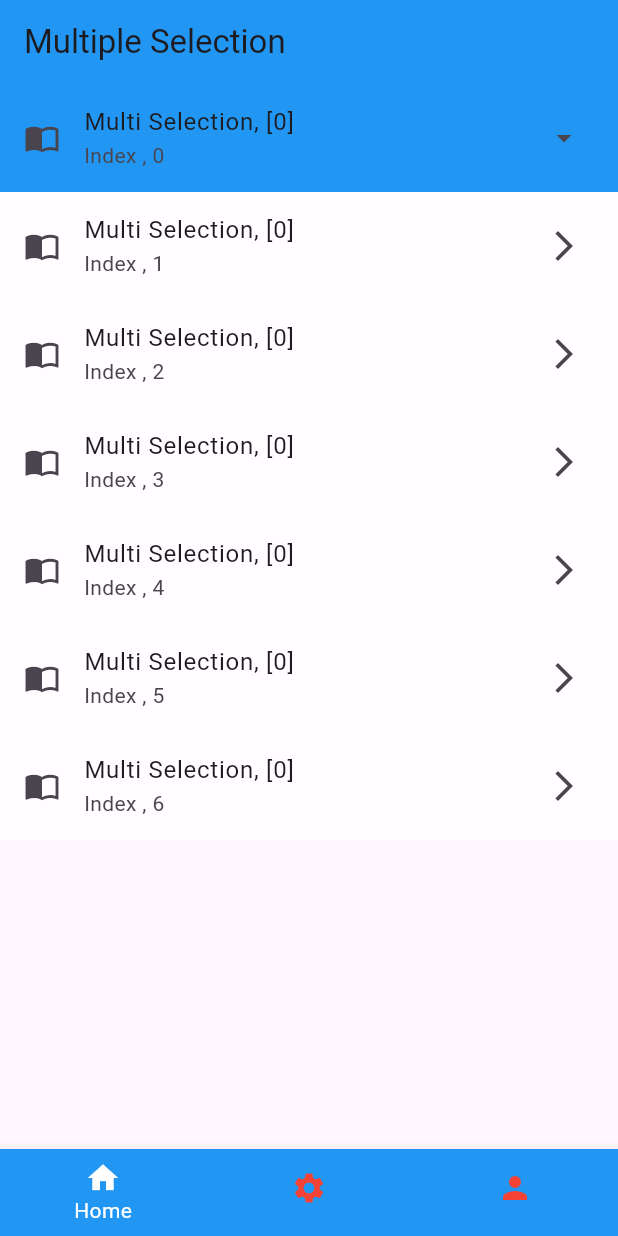
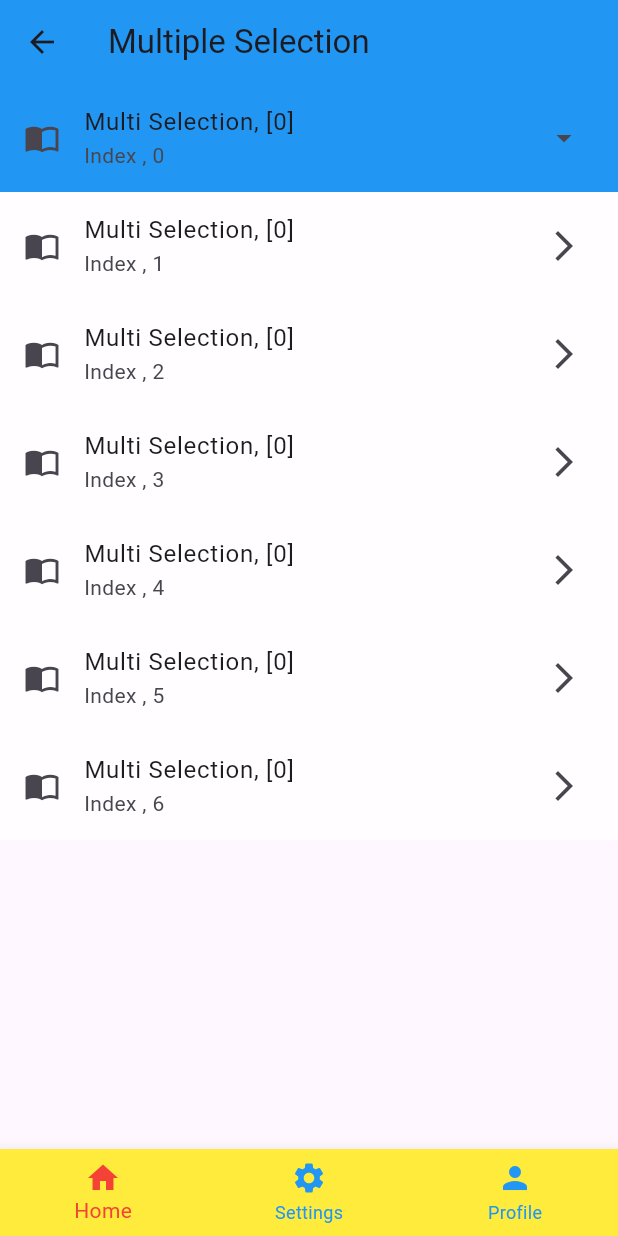
Before and after one commit to AbRehman536/Flutter_sec_2, a Flutter app: the BottomBarDemo screen opened directly, after a tap on an icon or button, on a phone screen of 412 x 824 dp. Run offline on Flutter 3.47's test engine with Material 3 defaults, Android fonts, the phone set to English and light mode, and no system bars; our stand-ins replace smooth_page_indicator.

Commit message:
Tab Bar done

```diff
--- a/lib/bottom_bar_demo.dart
+++ b/lib/bottom_bar_demo.dart
@@ -1,9 +1,9 @@
 import 'package:flutter/material.dart';
 import 'package:flutter_sec_2/gridview_demo.dart';
 import 'package:flutter_sec_2/login_form.dart';
-import 'package:flutter_sec_2/multiple_selection.dart';
 
 import 'listtile_demo.dart';
+import 'multiple_selection.dart';
 
 class BottomBarDemo extends StatefulWidget {
   const BottomBarDemo({super.key});
@@ -13,25 +13,23 @@ class BottomBarDemo extends StatefulWidget {
 }
 
 class _BottomBarDemoState extends State<BottomBarDemo> {
-  int selectedIndex = 2;
+  int selectedIndex = 1;
   List<Widget> screenList = [MultipleSelectionDemo(), ListTileDemo(),GridviewDemo()];
 
   @override
   Widget build(BuildContext context) {
     return Scaffold(
-
       body: screenList.elementAt(selectedIndex),
       bottomNavigationBar: BottomNavigationBar(
-          backgroundColor: Colors.blue,
-          unselectedItemColor: Colors.red,
-          selectedItemColor: Colors.white,
-          showUnselectedLabels: false,
+          backgroundColor: Colors.yellow,
+          unselectedItemColor: Colors.blue,
+          selectedItemColor: Colors.red,
           onTap: (val){
             setState(() {
               selectedIndex = val;
             });
           },
-            currentIndex: selectedIndex,
+          currentIndex: selectedIndex,
           items: [
             BottomNavigationBarItem(icon: Icon(Icons.home),label: 'Home'),
             BottomNavigationBarItem(icon: Icon(Icons.settings),label: 'Settings'),
--- a/lib/main.dart
+++ b/lib/main.dart
@@ -11,6 +11,7 @@ import 'package:flutter_sec_2/network_image.dart';
 import 'package:flutter_sec_2/page_view_demo.dart';
 import 'package:flutter_sec_2/row_column.dart';
 import 'package:flutter_sec_2/single_selection.dart';
+import 'package:flutter_sec_2/tabbar_demo.dart';
 
 import 'appbardemo.dart';
 
@@ -45,7 +46,7 @@ class MyApp extends StatelessWidget {
         colorScheme: ColorScheme.fromSeed(seedColor: Colors.deepPurple),
         useMaterial3: true,
       ),
-      home: BottomBarDemo(),
+      home: TabBarDemo(),
     );
   }
 }
```
Also changed, not shown: lib/tabbar_demo.dart (added, +53 -0 lines).
